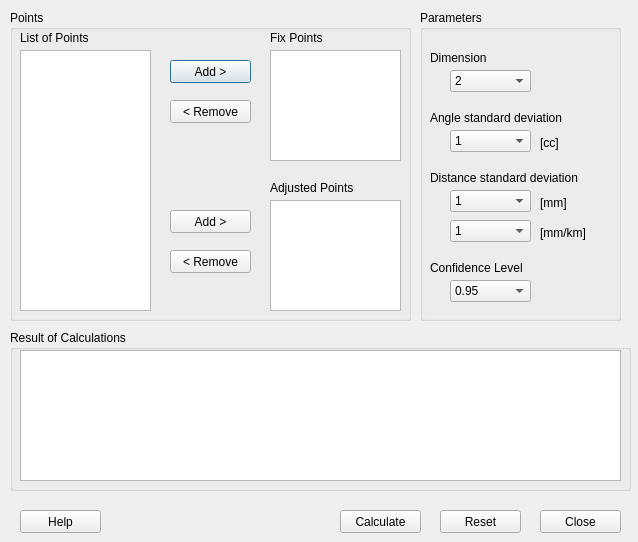
Qt form network_calc.ui (zsiki/ls) before a commit.
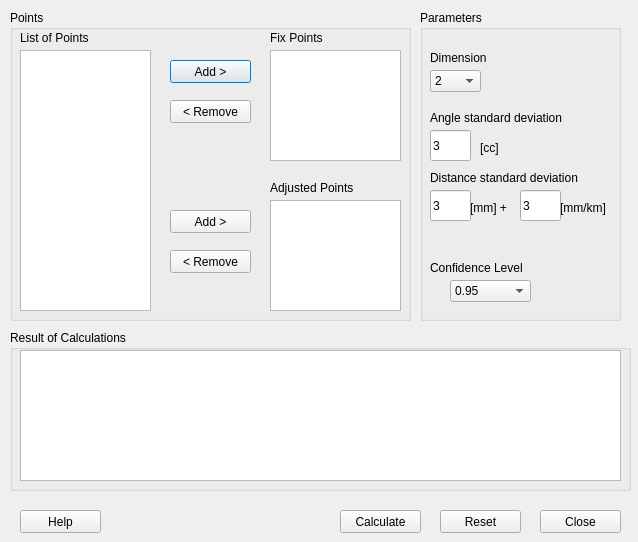
The same form after that commit.

Commit message: arbitrary standard deviations can be set in network adjusment dialog

Diff of the .ui file:
```diff
--- a/network_calc.ui
+++ b/network_calc.ui
@@ -426,42 +426,6 @@
      <string>Confidence Level</string>
     </property>
    </widget>
-   <widget class="QComboBox" name="DistDevMMComboBox">
-    <property name="geometry">
-     <rect>
-      <x>30</x>
-      <y>180</y>
-      <width>81</width>
-      <height>22</height>
-     </rect>
-    </property>
-    <property name="sizePolicy">
-     <sizepolicy hsizetype="Fixed" vsizetype="Fixed">
-      <horstretch>0</horstretch>
-      <verstretch>0</verstretch>
-     </sizepolicy>
-    </property>
-    <item>
-     <property name="text">
-      <string>1</string>
-     </property>
-    </item>
-    <item>
-     <property name="text">
-      <string>2</string>
-     </property>
-    </item>
-    <item>
-     <property name="text">
-      <string>3</string>
-     </property>
-    </item>
-    <item>
-     <property name="text">
-      <string>5</string>
-     </property>
-    </item>
-   </widget>
    <widget class="QLabel" name="DistDevLabel">
     <property name="geometry">
      <rect>
@@ -481,48 +445,12 @@
      <string>Distance standard deviation</string>
     </property>
    </widget>
-   <widget class="QComboBox" name="DistDevMMKMComboBox">
-    <property name="geometry">
-     <rect>
-      <x>30</x>
-      <y>210</y>
-      <width>81</width>
-      <height>22</height>
-     </rect>
-    </property>
-    <property name="sizePolicy">
-     <sizepolicy hsizetype="Fixed" vsizetype="Fixed">
-      <horstretch>0</horstretch>
-      <verstretch>0</verstretch>
-     </sizepolicy>
-    </property>
-    <item>
-     <property name="text">
-      <string>1</string>
-     </property>
-    </item>
-    <item>
-     <property name="text">
-      <string>2</string>
-     </property>
-    </item>
-    <item>
-     <property name="text">
-      <string>3</string>
-     </property>
-    </item>
-    <item>
-     <property name="text">
-      <string>5</string>
-     </property>
-    </item>
-   </widget>
    <widget class="QLabel" name="DistDevMMLabel">
     <property name="geometry">
      <rect>
-      <x>120</x>
-      <y>185</y>
-      <width>61</width>
+      <x>50</x>
+      <y>190</y>
+      <width>51</width>
       <height>16</height>
      </rect>
     </property>
@@ -533,14 +461,14 @@
      </sizepolicy>
     </property>
     <property name="text">
-     <string>[mm]</string>
+     <string>[mm] +</string>
     </property>
    </widget>
    <widget class="QLabel" name="DistDevMMKMLabel">
     <property name="geometry">
      <rect>
-      <x>120</x>
-      <y>215</y>
+      <x>140</x>
+      <y>190</y>
       <width>61</width>
       <height>16</height>
      </rect>
@@ -555,52 +483,6 @@
      <string>[mm/km]</string>
     </property>
    </widget>
-   <widget class="QComboBox" name="AngleDevComboBox">
-    <property name="geometry">
-     <rect>
-      <x>30</x>
-      <y>120</y>
-      <width>81</width>
-      <height>22</height>
-     </rect>
-    </property>
-    <property name="sizePolicy">
-     <sizepolicy hsizetype="Fixed" vsizetype="Fixed">
-      <horstretch>0</horstretch>
-      <verstretch>0</verstretch>
-     </sizepolicy>
-    </property>
-    <item>
-     <property name="text">
-      <string>1</string>
-     </property>
-    </item>
-    <item>
-     <property name="text">
-      <string>3</string>
-     </property>
-    </item>
-    <item>
-     <property name="text">
-      <string>6</string>
-     </property>
-    </item>
-    <item>
-     <property name="text">
-      <string>9</string>
-     </property>
-    </item>
-    <item>
-     <property name="text">
-      <string>15</string>
-     </property>
-    </item>
-    <item>
-     <property name="text">
-      <string>21</string>
-     </property>
-    </item>
-   </widget>
    <widget class="QLabel" name="ZenitDevLabel">
     <property name="geometry">
      <rect>
@@ -623,8 +505,8 @@
    <widget class="QLabel" name="DistDevMMLabel_2">
     <property name="geometry">
      <rect>
-      <x>120</x>
-      <y>125</y>
+      <x>60</x>
+      <y>130</y>
       <width>61</width>
       <height>16</height>
      </rect>
@@ -642,9 +524,9 @@
    <widget class="QComboBox" name="DimensionComboBox">
     <property name="geometry">
      <rect>
-      <x>30</x>
+      <x>10</x>
       <y>60</y>
-      <width>81</width>
+      <width>51</width>
       <height>22</height>
      </rect>
     </property>
@@ -684,6 +566,45 @@
      <string>Dimension</string>
     </property>
    </widget>
+   <widget class="QLineEdit" name="AngleDevLineEdit">
+    <property name="geometry">
+     <rect>
+      <x>10</x>
+      <y>120</y>
+      <width>41</width>
+      <height>31</height>
+     </rect>
+    </property>
+    <property name="text">
+     <string>3</string>
+    </property>
+   </widget>
+   <widget class="QLineEdit" name="DistDevMMLineEdit">
+    <property name="geometry">
+     <rect>
+      <x>10</x>
+      <y>180</y>
+      <width>41</width>
+      <height>31</height>
+     </rect>
+    </property>
+    <property name="text">
+     <string>3</string>
+    </property>
+   </widget>
+   <widget class="QLineEdit" name="DistDevMMKMLineEdit">
+    <property name="geometry">
+     <rect>
+      <x>100</x>
+      <y>180</y>
+      <width>41</width>
+      <height>31</height>
+     </rect>
+    </property>
+    <property name="text">
+     <string>3</string>
+    </property>
+   </widget>
   </widget>
  </widget>
  <tabstops>
```
Left out of the diff: 3 changed lines with no effect on the pictures. The commit also changes 5 other files.
